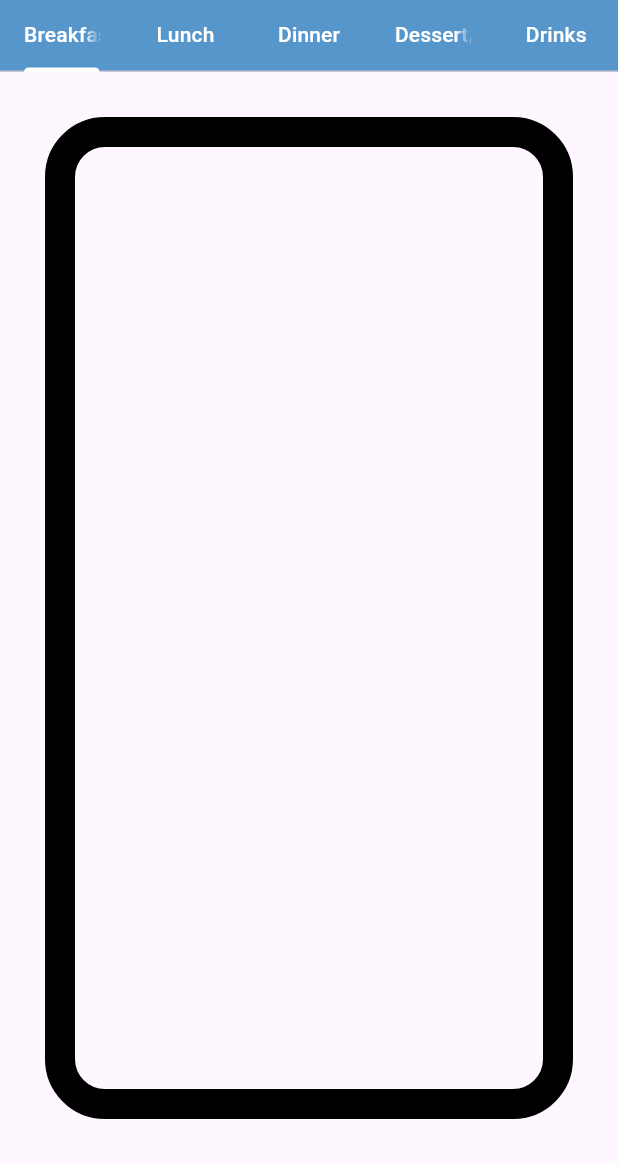
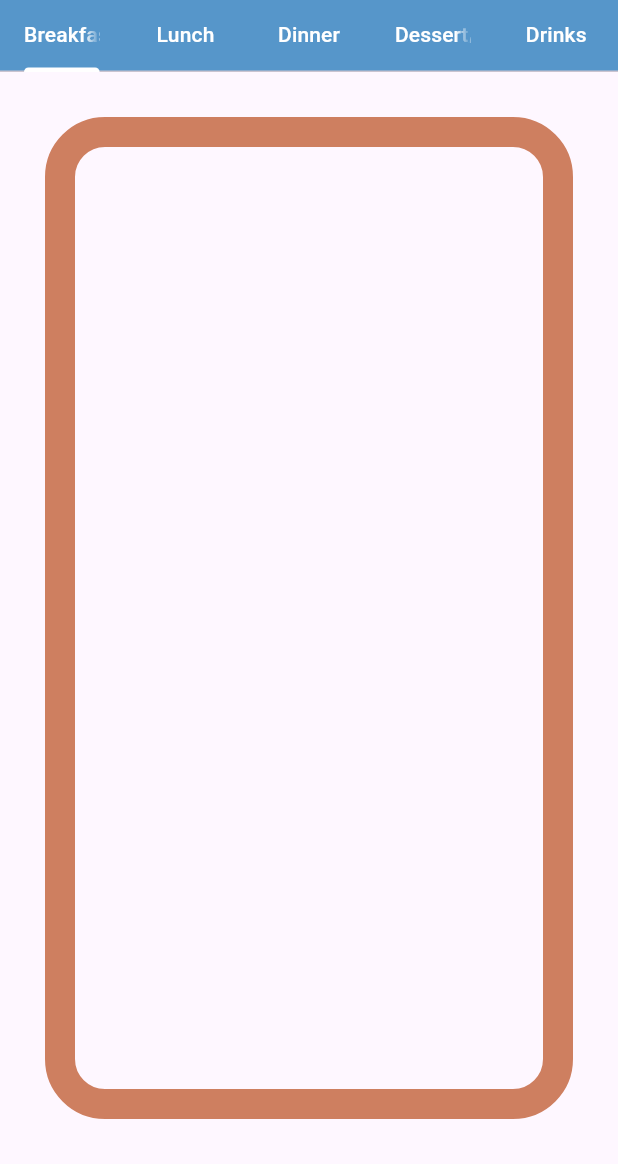
Before and after one commit to 100277/randomnotrandom, a Flutter app: the home screen opened directly, on a phone screen of 412 x 824 dp, the part 72-1236 px from its top. Run offline on Flutter 3.47's test engine with Material 3 defaults, Android fonts, the light colour scheme and no system bars.

Commit message:
no i solved it im a genius

```diff
--- a/lib/screen/home.dart
+++ b/lib/screen/home.dart
@@ -46,20 +46,16 @@ class home extends StatelessWidget {
             indicatorSize: TabBarIndicatorSize.label,
 
       ),
-            )
-
-
-
-
+            ),
         ),
         ),
         body: TabBarView(
         children: [
-          tab(s: "breakfast"),
-          Center(child: Text("lunch")),
-          Center(child: Text("dinner")),
-          Center(child: Text("Desert/Snack")),
-          Center(child: Text("Drinks")),
+          tab(cc: Color.fromARGB(255, 206, 127, 96)),
+          tab(cc: Color.fromARGB(255, 245, 210, 57)),
+          tab(cc: Color.fromARGB(255, 79, 177, 216)),
+          tab(cc: Color.fromARGB(255, 54, 76, 202)),
+          tab(cc: Color.fromARGB(255, 106, 51, 207)),
         ],
         ),
       ),
--- a/lib/tab.dart
+++ b/lib/tab.dart
@@ -3,9 +3,9 @@ import 'package:flutter/material.dart';
 
 class tab extends StatelessWidget {
   const tab({
-    super.key, required this.s,
+    super.key, required this.cc,
   });
-  final String s;
+  final Color cc;
 
 
   @override
@@ -15,27 +15,7 @@ class tab extends StatelessWidget {
           margin: EdgeInsets.all(30),
           decoration: BoxDecoration(
             border: Border.all (
-              // color: if(s == "breakfast")
-              // {
-
-              //   Color.fromARGB(255, 86, 150, 202),
-              // }
-              // else if(s.equals("lunch"))
-              // {
-              //   Color.fromARGB(255, 235, 165, 137),
-              // }
-              // else if(s.equals("dinner"))
-              // {
-              //   Color.fromARGB(255, 86, 150, 202),
-              // }
-              // else if(s.equals("dessert/snack"))
-              // {
-              //    Color.fromARGB(255, 235, 165, 137),
-              // }
-              // else if(s.equals("drinks"))
-              // {
-              //   Color.fromARGB(255, 86, 150, 202),
-              // },
+              color: cc,
 
               width: 20,
               style: BorderStyle.solid,
```
